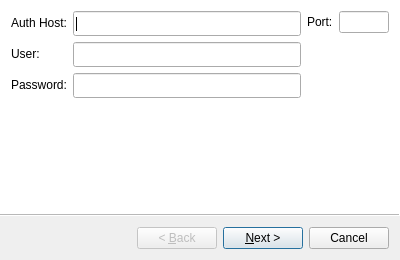
matoom/frostbite, file gui/connectwizard.ui: the form before one commit.
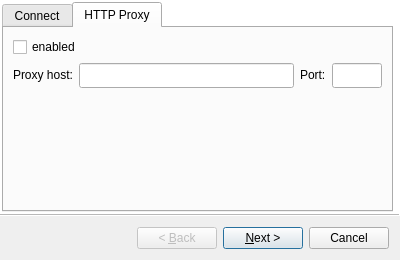
The form after the commit. The open tabs and pages were chosen to show the change. Icons and pictures are not drawn. Custom widgets are drawn as their Qt base class.

Commit message: Added support for connecting over http proxy, updated scripts for 3.1

What changed in the file:
```diff
--- a/gui/connectwizard.ui
+++ b/gui/connectwizard.ui
@@ -33,7 +33,44 @@
    <enum>QWizard::AeroStyle</enum>
   </property>
   <widget class="WizardPage" name="wizardPage1">
-   <layout class="QVBoxLayout" name="verticalLayout">
+   <layout class="QHBoxLayout" name="horizontalLayout_6">
+    <property name="spacing">
+     <number>0</number>
+    </property>
+    <property name="sizeConstraint">
+     <enum>QLayout::SetDefaultConstraint</enum>
+    </property>
+    <property name="leftMargin">
+     <number>0</number>
+    </property>
+    <property name="topMargin">
+     <number>0</number>
+    </property>
+    <property name="rightMargin">
+     <number>5</number>
+    </property>
+    <property name="bottomMargin">
+     <number>0</number>
+    </property>
+    <item>
+     <widget class="QTabWidget" name="Connect">
+      <property name="tabPosition">
+       <enum>QTabWidget::North</enum>
+      </property>
+      <property name="tabShape">
+       <enum>QTabWidget::Rounded</enum>
+      </property>
+      <property name="currentIndex">
+       <number>0</number>
+      </property>
+      <widget class="QWidget" name="tab">
+       <property name="enabled">
+        <bool>true</bool>
+       </property>
+       <attribute name="title">
+        <string>Connect</string>
+       </attribute>
+       <layout class="QHBoxLayout" name="horizontalLayout_4">
     <item>
      <layout class="QVBoxLayout" name="verticalLayout_5">
       <item>
@@ -155,6 +192,12 @@
               <verstretch>0</verstretch>
              </sizepolicy>
             </property>
+                <property name="minimumSize">
+                 <size>
+                  <width>0</width>
+                  <height>25</height>
+                 </size>
+                </property>
             <property name="maximumSize">
              <size>
               <width>50</width>
@@ -188,6 +231,113 @@
        </widget>
       </item>
      </layout>
+        </item>
+       </layout>
+      </widget>
+      <widget class="QWidget" name="tab_2">
+       <attribute name="title">
+        <string>HTTP Proxy</string>
+       </attribute>
+       <layout class="QVBoxLayout" name="verticalLayout_8">
+        <item>
+         <layout class="QVBoxLayout" name="verticalLayout_7">
+          <item>
+           <widget class="QCheckBox" name="proxyEnabled">
+            <property name="text">
+             <string>enabled</string>
+            </property>
+           </widget>
+          </item>
+          <item>
+           <layout class="QHBoxLayout" name="horizontalLayout_5">
+            <item>
+             <layout class="QFormLayout" name="formLayout_3">
+              <property name="fieldGrowthPolicy">
+               <enum>QFormLayout::AllNonFixedFieldsGrow</enum>
+              </property>
+              <item row="0" column="0">
+               <widget class="QLabel" name="proxyHostLabel">
+                <property name="text">
+                 <string>Proxy host:</string>
+                </property>
+               </widget>
+              </item>
+              <item row="0" column="1">
+               <widget class="QLineEdit" name="proxyHostEdit">
+                <property name="sizePolicy">
+                 <sizepolicy hsizetype="Expanding" vsizetype="Maximum">
+                  <horstretch>0</horstretch>
+                  <verstretch>0</verstretch>
+                 </sizepolicy>
+                </property>
+                <property name="minimumSize">
+                 <size>
+                  <width>0</width>
+                  <height>25</height>
+                 </size>
+                </property>
+                <property name="maximumSize">
+                 <size>
+                  <width>16777215</width>
+                  <height>25</height>
+                 </size>
+                </property>
+               </widget>
+              </item>
+             </layout>
+            </item>
+            <item>
+             <layout class="QFormLayout" name="formLayout_4">
+              <item row="0" column="0">
+               <widget class="QLabel" name="proxyPortLabel">
+                <property name="text">
+                 <string>Port:</string>
+                </property>
+               </widget>
+              </item>
+              <item row="0" column="1">
+               <widget class="QLineEdit" name="proxyPortEdit">
+                <property name="sizePolicy">
+                 <sizepolicy hsizetype="Fixed" vsizetype="Fixed">
+                  <horstretch>0</horstretch>
+                  <verstretch>0</verstretch>
+                 </sizepolicy>
+                </property>
+                <property name="minimumSize">
+                 <size>
+                  <width>0</width>
+                  <height>25</height>
+                 </size>
+                </property>
+                <property name="maximumSize">
+                 <size>
+                  <width>50</width>
+                  <height>16777215</height>
+                 </size>
+                </property>
+                <property name="frame">
+                 <bool>true</bool>
+                </property>
+                <property name="alignment">
+                 <set>Qt::AlignLeading|Qt::AlignLeft|Qt::AlignVCenter</set>
+                </property>
+                <property name="dragEnabled">
+                 <bool>false</bool>
+                </property>
+                <property name="readOnly">
+                 <bool>false</bool>
+                </property>
+               </widget>
+              </item>
+             </layout>
+            </item>
+           </layout>
+          </item>
+         </layout>
+        </item>
+       </layout>
+      </widget>
+     </widget>
     </item>
    </layout>
   </widget>
```
Lines whose indentation alone changed are shown as unchanged. The commit also changes 9 other files.
